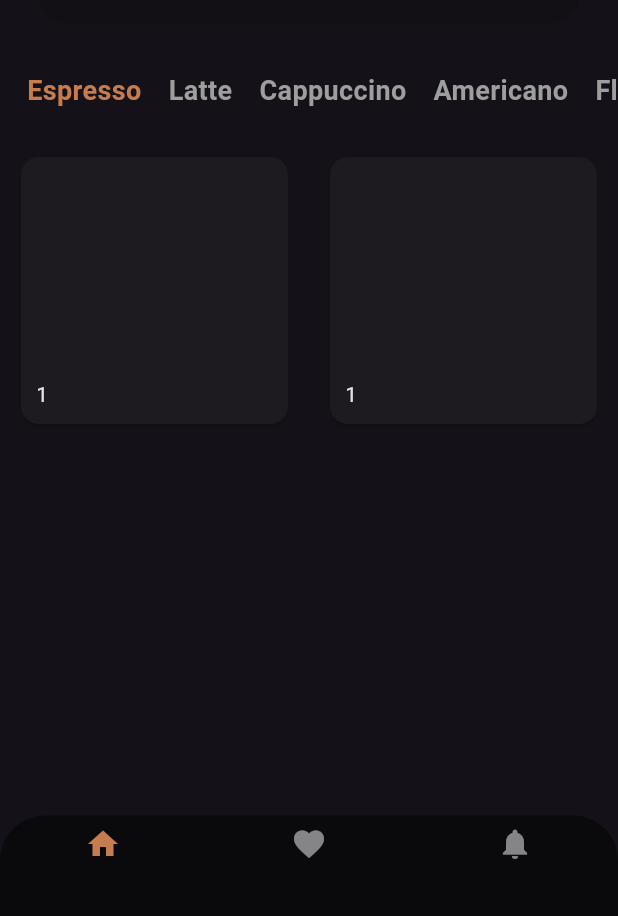
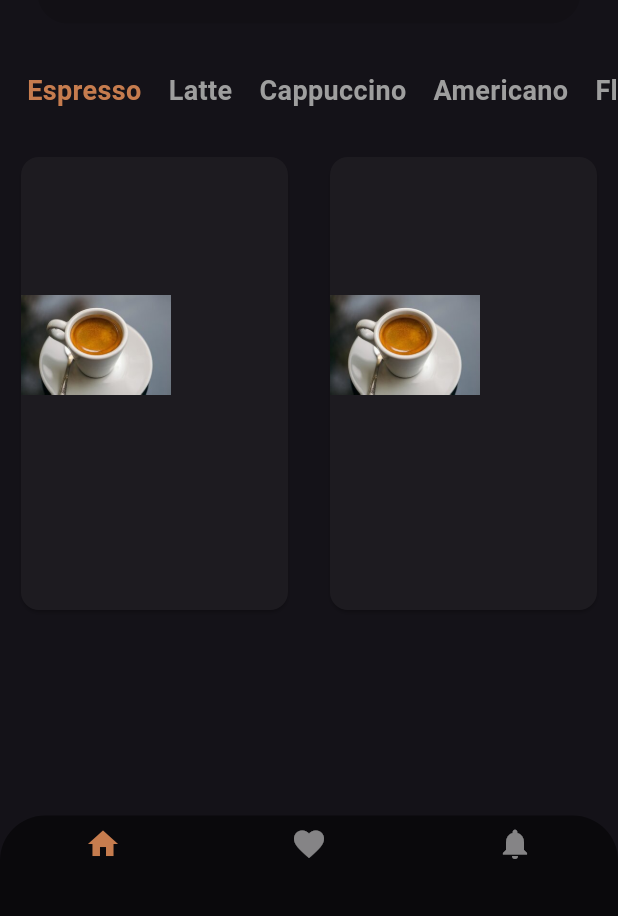
Before and after one commit to D0m0v0y/coffee_app, a Flutter app: the screen it shows after launch, on a phone screen of 412 x 824 dp, the part 320-1236 px from its top. Run offline on Flutter 3.47's test engine with Material 3 defaults, Android fonts, the light colour scheme and no system bars; our stand-ins replace google_fonts.

Commit message:
Initial commit

```diff
--- a/flutter_application_coffee/lib/pages/home_page/home_interface/different_coffee_menu.dart
+++ b/flutter_application_coffee/lib/pages/home_page/home_interface/different_coffee_menu.dart
@@ -1,7 +1,18 @@
 import 'package:flutter/material.dart';
 
-class EspressoMenu extends StatelessWidget {
-  const EspressoMenu({super.key});
+class DifferentCoffeeMenu extends StatelessWidget {
+  final ImageProvider foto;
+  final String nameCoffee;
+  final String secondName;
+  final int price;
+
+  const DifferentCoffeeMenu({
+    super.key,
+    required this.foto,
+    required this.nameCoffee,
+    required this.secondName,
+    required this.price
+  });
 
   @override
   Widget build(BuildContext context) {
@@ -12,24 +23,21 @@ class EspressoMenu extends StatelessWidget {
       gridDelegate: SliverGridDelegateWithFixedCrossAxisCount(
         crossAxisCount: 2,
         crossAxisSpacing: 20,
-        mainAxisSpacing: 10
+        mainAxisSpacing: 10,
+        childAspectRatio: 0.6
       ),
       itemCount: 2,
       itemBuilder: (context, index){
-        return Card(child:
-         SizedBox(
-          height: 370,
-          width: 170,
+        return Card(
           child: Stack(
             children: [
-              ColoredBox(color: Colors.white),
-              const Positioned(
-              bottom: 10,
-              left: 10,
-              child: Text('1')),
+              SizedBox(
+                height: 250,
+                width: 100,
+              child: Image(image: foto)
+              )
             ],
           )
-         )
         );
       }
     );
--- a/flutter_application_coffee/lib/pages/home_page/home_interface/home_interface.dart
+++ b/flutter_application_coffee/lib/pages/home_page/home_interface/home_interface.dart
@@ -27,7 +27,7 @@ class HomeInterface extends StatelessWidget {
         SizedBox(height: 25),
         Expanded(
           child:
-        ScrollMenuHorizontal() //список напитков
+            ScrollMenuHorizontal() //список напитков
         )
       ],
     );
--- a/flutter_application_coffee/lib/pages/home_page/home_interface/scroll_menu_horizontal.dart
+++ b/flutter_application_coffee/lib/pages/home_page/home_interface/scroll_menu_horizontal.dart
@@ -33,15 +33,15 @@ class _ScrollMenuHorizontalState extends State<ScrollMenuHorizontal>{
   Widget _getMenuCoffee(int index){
     switch(index){
       case 0:
-        return EspressoMenu();
+        return DifferentCoffeeMenu(foto: AssetImage('assets/image/xxh.jpeg'), nameCoffee: 'Cappuccino', price: 3, secondName: 'gggh',);
       // case 1:
-      //   return LatteMenu();
+      //   return DifferentCoffeeMenu();
       // case 2:
-      //   return CappuccinoMenu();
+      //   return DifferentCoffeeMenu();
       // case 3:
-      //   return AmericanoMenu();
+      //   return DifferentCoffeeMenu();
       // case 4:
-      //   return FlatWhiteMenu();
+      //   return DifferentCoffeeMenu();
       default:
         return SizedBox(height: 10);
     }
--- a/flutter_application_coffee/pubspec.yaml
+++ b/flutter_application_coffee/pubspec.yaml
@@ -59,9 +59,8 @@ flutter:
   uses-material-design: true
 
   # To add assets to your application, add an assets section, like this:
-  # assets:
-  #   - images/a_dot_burr.jpeg
-  #   - images/a_dot_ham.jpeg
+  assets:
+    - assets/image/xxh.jpeg
 
   # An image asset can refer to one or more resolution-specific "variants", see
   # https://flutter.dev/to/resolution-aware-images
```
Also changed, not shown: flutter_application_coffee/assets/image/xxh.jpeg (added).
